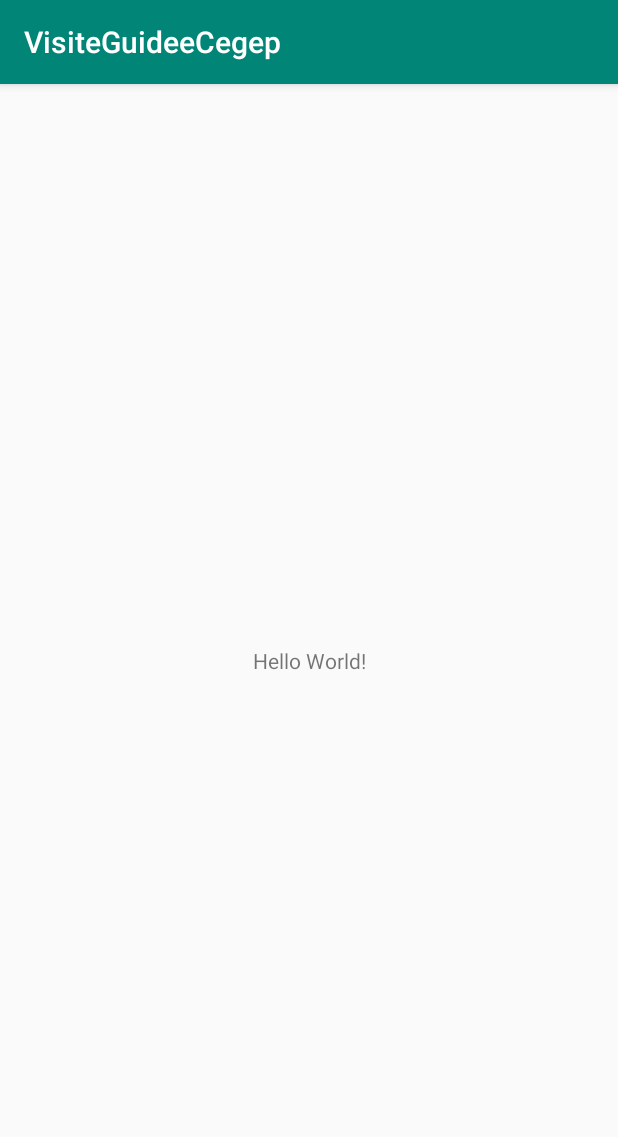
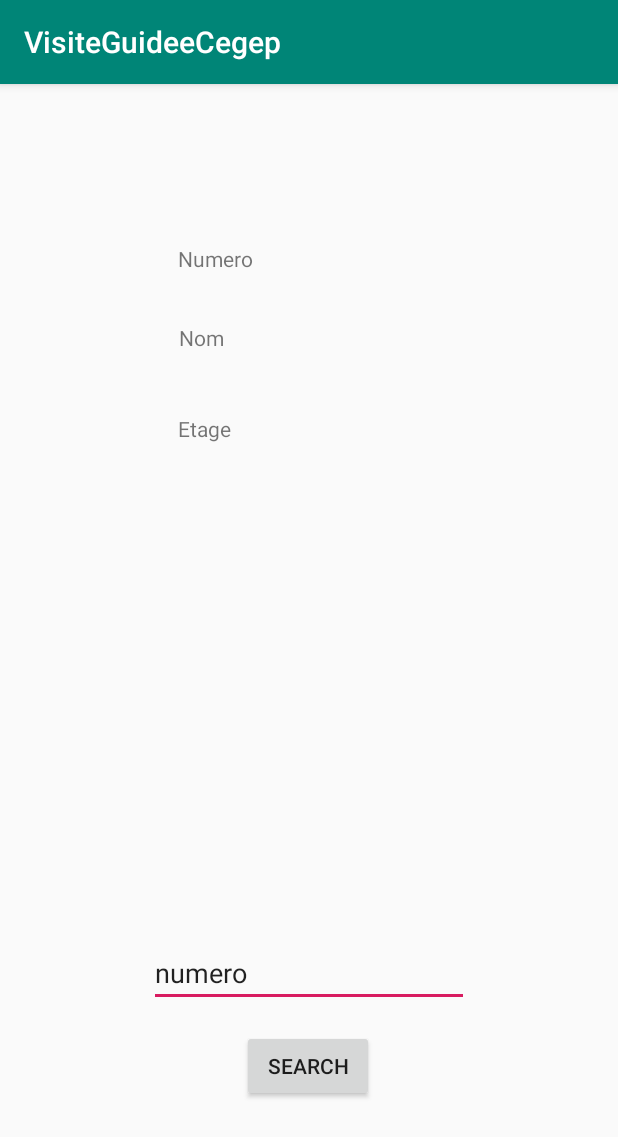
Before and after one commit to thompell98/VisiteGuideeCegep, an Android app: the screen it shows after launch (MainActivity), on a phone screen of 412 x 824 dp. Shown: the top 1137 px of the screen. Run offline under Robolectric (Android 15) with nearby library versions, the phone set to English and light mode, and no system bars; our stand-ins replace Firebase (no records; nobody signed in at launch, a user with empty details on screens opened directly).

Commit message:
Connecion base de donnees FireStore

```diff
--- a/app/build.gradle
+++ b/app/build.gradle
@@ -23,7 +23,12 @@ dependencies {
     implementation 'com.android.support:appcompat-v7:28.0.0'
     implementation 'com.android.support.constraint:constraint-layout:1.1.3'
     implementation 'com.mcxiaoke.volley:library:1.0.19'
+    implementation fileTree(dir: 'libs', include: '*.jar')
+    implementation 'com.google.firebase:firebase-database:16.0.1'
+    implementation 'com.google.firebase:firebase-core:16.0.8'
     testImplementation 'junit:junit:4.12'
     androidTestImplementation 'com.android.support.test:runner:1.0.2'
     androidTestImplementation 'com.android.support.test.espresso:espresso-core:3.0.2'
 }
+
+apply plugin: 'com.google.gms.google-services'
--- a/app/src/main/AndroidManifest.xml
+++ b/app/src/main/AndroidManifest.xml
@@ -1,7 +1,9 @@
 <?xml version="1.0" encoding="utf-8"?>
 <manifest xmlns:android="http://schemas.android.com/apk/res/android"
     package="com.example.visiteguideecegep">
-    <uses-permission android:name="android.permission.INTERNET"></uses-permission>
+
+    <uses-permission android:name="android.permission.INTERNET" />
+
     <application
         android:allowBackup="true"
         android:icon="@mipmap/ic_launcher"
--- a/app/src/main/java/com/example/visiteguideecegep/MainActivity.java
+++ b/app/src/main/java/com/example/visiteguideecegep/MainActivity.java
@@ -1,13 +1,42 @@
 package com.example.visiteguideecegep;
 
+import android.content.Intent;
 import android.support.v7.app.AppCompatActivity;
 import android.os.Bundle;
+import android.view.View;
+import android.widget.Button;
+import android.widget.EditText;
+import android.widget.TextView;
+import android.widget.Toast;
+
+import com.google.firebase.database.DatabaseReference;
+import com.google.firebase.database.FirebaseDatabase;
 
 public class MainActivity extends AppCompatActivity {
 
+    TextView a, b, c;
+    EditText editText;
+    Button button;
     @Override
     protected void onCreate(Bundle savedInstanceState) {
         super.onCreate(savedInstanceState);
         setContentView(R.layout.activity_main);
+        Toast.makeText(this, "Connexion reussie", Toast.LENGTH_LONG).show();
+
+        a = (TextView) findViewById(R.id.textViewNumero);
+        b = (TextView) findViewById(R.id.textViewNom);
+        c = (TextView) findViewById(R.id.textViewEtage);
+        editText = (EditText) findViewById(R.id.editTextSearch);
+        button = (Button) findViewById(R.id.buttonSearch);
+        setListener();
+    }
+
+    private void setListener()
+    {
+        button.setOnClickListener(new View.OnClickListener() {
+            @Override
+            public void onClick(View v) {
+            }
+        });
     }
 }
--- a/app/src/main/java/com/example/visiteguideecegep/Volley.java
+++ /dev/null
@@ -1,62 +0,0 @@
-package com.example.visiteguideecegep;
-
-import android.content.Context;
-import android.graphics.Bitmap;
-import android.util.LruCache;
-
-import com.android.volley.Request;
-import com.android.volley.RequestQueue;
-import com.android.volley.toolbox.ImageLoader;
-import com.android.volley.toolbox.Volley;
-
-class VolleySingleton {
-    private static VolleySingleton instance;
-    private RequestQueue requestQueue;
-    private ImageLoader imageLoader;
-    private static Context ctx;
-
-    private VolleySingleton(Context context) {
-        ctx = context;
-        requestQueue = getRequestQueue();
-
-        imageLoader = new ImageLoader(requestQueue,
-                new ImageLoader.ImageCache() {
-                    private final LruCache<String, Bitmap>
-                            cache = new LruCache<String, Bitmap>(20);
-
-                    @Override
-                    public Bitmap getBitmap(String url) {
-                        return cache.get(url);
-                    }
-
-                    @Override
-                    public void putBitmap(String url, Bitmap bitmap) {
-                        cache.put(url, bitmap);
-                    }
-                });
-    }
-
-    public static synchronized VolleySingleton getInstance(Context context) {
-        if (instance == null) {
-            instance = new VolleySingleton(context);
-        }
-        return instance;
-    }
-
-    public RequestQueue getRequestQueue() {
-        if (requestQueue == null) {
-            // getApplicationContext() is key, it keeps you from leaking the
-            // Activity or BroadcastReceiver if someone passes one in.
-            requestQueue = Volley.newRequestQueue(ctx.getApplicationContext());
-        }
-        return requestQueue;
-    }
-
-    public <T> void addToRequestQueue(Request<T> req) {
-        getRequestQueue().add(req);
-    }
-
-    public ImageLoader getImageLoader() {
-        return imageLoader;
-    }
-}
--- a/app/src/main/res/layout/activity_main.xml
+++ b/app/src/main/res/layout/activity_main.xml
@@ -7,12 +7,93 @@
     tools:context=".MainActivity">
 
     <TextView
+        android:id="@+id/textViewNumero"
+        android:layout_width="174dp"
+        android:layout_height="37dp"
+        android:layout_marginStart="8dp"
+        android:layout_marginTop="8dp"
+        android:layout_marginEnd="8dp"
+        android:layout_marginBottom="8dp"
+        android:text="Numero"
+        app:layout_constraintBottom_toBottomOf="parent"
+        app:layout_constraintEnd_toEndOf="parent"
+        app:layout_constraintHorizontal_bias="0.497"
+        app:layout_constraintStart_toStartOf="parent"
+        app:layout_constraintTop_toTopOf="parent"
+        app:layout_constraintVertical_bias="0.138" />
+
+    <TextView
+        android:id="@+id/textViewNom"
+        android:layout_width="172dp"
+        android:layout_height="37dp"
+        android:layout_marginStart="8dp"
+        android:layout_marginTop="8dp"
+        android:layout_marginEnd="8dp"
+        android:layout_marginBottom="8dp"
+        android:text="Nom"
+        app:layout_constraintBottom_toBottomOf="parent"
+        app:layout_constraintEnd_toEndOf="parent"
+        app:layout_constraintHorizontal_bias="0.497"
+        app:layout_constraintStart_toStartOf="parent"
+        app:layout_constraintTop_toTopOf="parent"
+        app:layout_constraintVertical_bias="0.212" />
+
+    <RelativeLayout
+        android:id="@+id/relativeLayout"
         android:layout_width="wrap_content"
         android:layout_height="wrap_content"
-        android:text="Hello World!"
+        app:layout_constraintBottom_toTopOf="parent"
+        app:layout_constraintEnd_toStartOf="parent"
+        app:layout_constraintStart_toStartOf="parent"
+        app:layout_constraintTop_toTopOf="parent"/>
+
+    <Button
+        android:id="@+id/buttonSearch"
+        android:layout_width="wrap_content"
+        android:layout_height="wrap_content"
+        android:layout_marginStart="8dp"
+        android:layout_marginTop="8dp"
+        android:layout_marginEnd="8dp"
+        android:layout_marginBottom="8dp"
+        android:text="Search"
         app:layout_constraintBottom_toBottomOf="parent"
-        app:layout_constraintLeft_toLeftOf="parent"
-        app:layout_constraintRight_toRightOf="parent"
-        app:layout_constraintTop_toTopOf="parent" />
+        app:layout_constraintEnd_toEndOf="parent"
+        app:layout_constraintHorizontal_bias="0.498"
+        app:layout_constraintStart_toStartOf="parent"
+        app:layout_constraintTop_toTopOf="parent"
+        app:layout_constraintVertical_bias="0.884" />
+
+    <TextView
+        android:id="@+id/textViewEtage"
+        android:layout_width="174dp"
+        android:layout_height="37dp"
+        android:layout_marginStart="8dp"
+        android:layout_marginTop="8dp"
+        android:layout_marginEnd="8dp"
+        android:layout_marginBottom="8dp"
+        android:text="Etage"
+        app:layout_constraintBottom_toBottomOf="parent"
+        app:layout_constraintEnd_toEndOf="parent"
+        app:layout_constraintHorizontal_bias="0.497"
+        app:layout_constraintStart_toStartOf="parent"
+        app:layout_constraintTop_toTopOf="parent"
+        app:layout_constraintVertical_bias="0.297" />
+
+    <EditText
+        android:id="@+id/editTextSearch"
+        android:layout_width="wrap_content"
+        android:layout_height="wrap_content"
+        android:layout_marginStart="8dp"
+        android:layout_marginTop="8dp"
+        android:layout_marginEnd="8dp"
+        android:layout_marginBottom="8dp"
+        android:ems="10"
+        android:inputType="textPersonName"
+        android:text="numero "
+        app:layout_constraintBottom_toBottomOf="parent"
+        app:layout_constraintEnd_toEndOf="parent"
+        app:layout_constraintStart_toStartOf="parent"
+        app:layout_constraintTop_toTopOf="parent"
+        app:layout_constraintVertical_bias="0.795" />
 
 </android.support.constraint.ConstraintLayout>
--- a/build.gradle
+++ b/build.gradle
@@ -8,6 +8,7 @@ buildscript {
     }
     dependencies {
         classpath 'com.android.tools.build:gradle:3.3.2'
+        classpath 'com.google.gms:google-services:4.2.0'
 
         // NOTE: Do not place your application dependencies here; they belong
         // in the individual module build.gradle files
```
Also changed, not shown: 1 other file.
